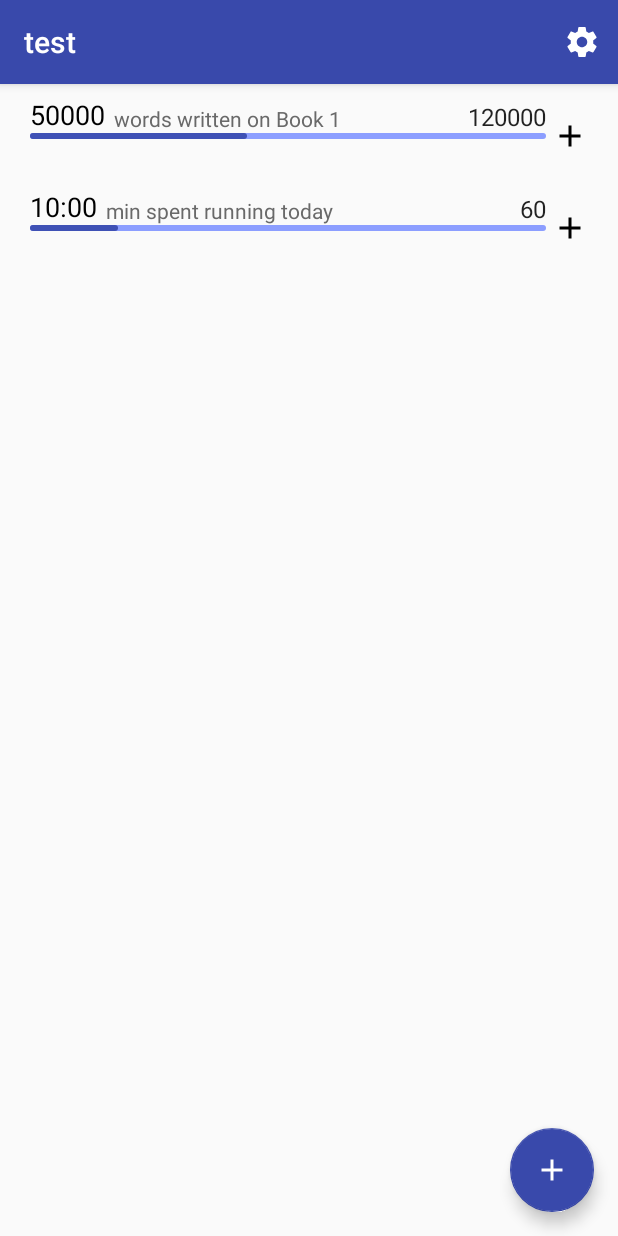
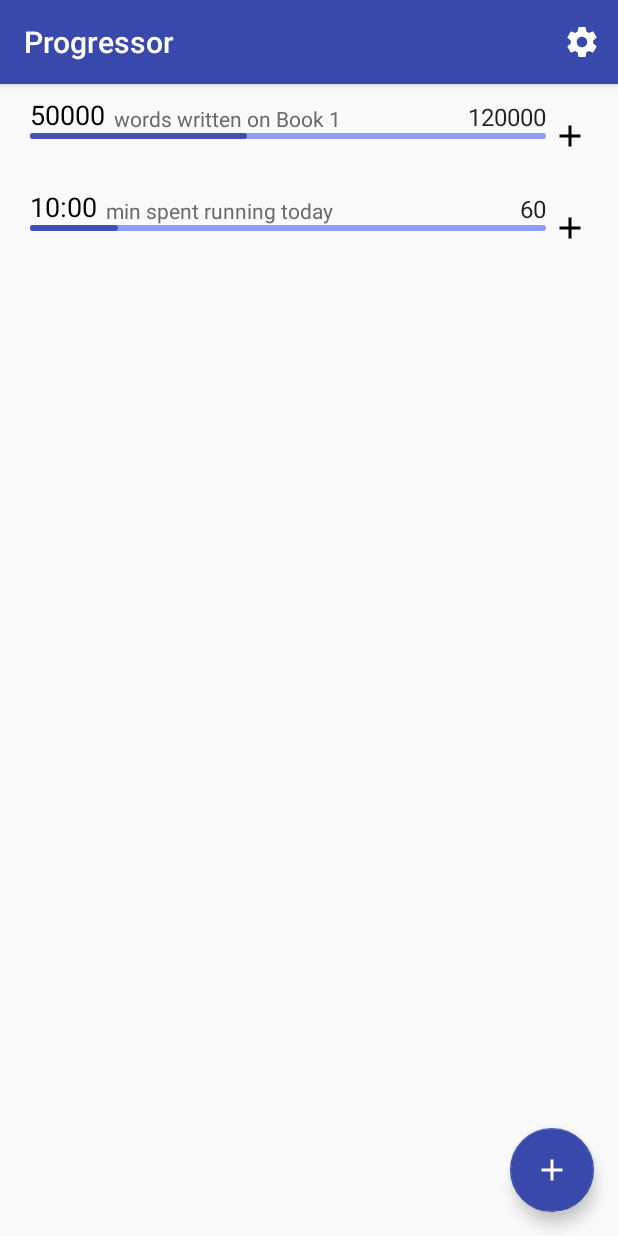
Before and after one commit to cengels/progressor-app, an Android app: the screen it shows after launch (MainActivity), on a phone screen of 412 x 824 dp. Run offline under Robolectric (Android 15) with nearby library versions, the phone set to English and light mode, and no system bars; our stand-ins replace Room's generated code, navigation-ui.

Commit message:
Reform ActionBarFragment to use constructor arguments rather than method call

```diff
--- a/app/src/main/kotlin/com/cengels/progressor/fragments/ActionBarFragment.kt
+++ b/app/src/main/kotlin/com/cengels/progressor/fragments/ActionBarFragment.kt
@@ -1,9 +1,7 @@
 package com.cengels.progressor.fragments
 
 import android.os.Bundle
-import android.view.Menu
-import android.view.MenuInflater
-import android.view.View
+import android.view.*
 import androidx.appcompat.widget.Toolbar
 import androidx.fragment.app.Fragment
 import com.cengels.progressor.R
@@ -11,7 +9,7 @@ import com.cengels.progressor.activities.MainActivity
 import com.cengels.progressor.extensions.includes
 import java.lang.Exception
 
-abstract class ActionBarFragment : Fragment() {
+abstract class ActionBarFragment(val title: String, val options: Int = SHOW_BACK_BUTTON) : Fragment() {
     val mainActivity: MainActivity
             get() = this.activity as MainActivity
 
@@ -23,7 +21,13 @@ abstract class ActionBarFragment : Fragment() {
         this.setHasOptionsMenu(true)
     }
 
-    fun setupActionBar(view: View? = this.view, options: Int = 0): Toolbar {
+    override fun onViewCreated(view: View, savedInstanceState: Bundle?) {
+        super.onViewCreated(view, savedInstanceState)
+
+        this.setupActionBar(view, this.options)
+    }
+
+    private fun setupActionBar(view: View? = this.view, options: Int = 0): Toolbar {
         if (view == null) {
             throw IllegalArgumentException("View is null.")
         }
@@ -37,6 +41,7 @@ abstract class ActionBarFragment : Fragment() {
 
             this.mainActivity.setSupportActionBar(it)
             this.mainActivity.supportActionBar!!.setDisplayHomeAsUpEnabled(options.includes(SHOW_BACK_BUTTON))
+            it.title = this.title
         }!!
     }
 
--- a/app/src/main/kotlin/com/cengels/progressor/fragments/AddProgressItemFragment.kt
+++ b/app/src/main/kotlin/com/cengels/progressor/fragments/AddProgressItemFragment.kt
@@ -9,7 +9,7 @@ import com.cengels.progressor.R
 import com.cengels.progressor.viewmodels.AddProgressItemViewModel
 
 
-class AddProgressItemFragment : ActionBarFragment() {
+class AddProgressItemFragment : ActionBarFragment("Add progress item") {
 
     companion object {
         fun newInstance(): AddProgressItemFragment = AddProgressItemFragment()
@@ -19,9 +19,7 @@ class AddProgressItemFragment : ActionBarFragment() {
 
     override fun onCreateView(inflater: LayoutInflater, container: ViewGroup?,
                               savedInstanceState: Bundle?): View? {
-        return inflater.inflate(R.layout.fragment_add_progress_item, container, false).also {
-            this.setupActionBar(it, SHOW_BACK_BUTTON)
-        }
+        return inflater.inflate(R.layout.fragment_add_progress_item, container, false)
     }
 
     override fun onActivityCreated(savedInstanceState: Bundle?) {
--- a/app/src/main/kotlin/com/cengels/progressor/fragments/ProgressListFragment.kt
+++ b/app/src/main/kotlin/com/cengels/progressor/fragments/ProgressListFragment.kt
@@ -16,7 +16,7 @@ import com.cengels.progressor.models.ProgressItem
 import com.cengels.progressor.viewmodels.ProgressListViewModel
 import com.google.android.material.floatingactionbutton.FloatingActionButton
 
-class ProgressListFragment : ActionBarFragment() {
+class ProgressListFragment : ActionBarFragment("Progressor", ActionBarFragment.SHOW_SETTINGS_BUTTON) {
     private var listener: OnListFragmentInteractionListener? = null
     private lateinit var viewModel: ProgressListViewModel
 
@@ -25,10 +25,6 @@ class ProgressListFragment : ActionBarFragment() {
         super.onCreateView(inflater, container, savedInstanceState)
 
         val view = inflater.inflate(layout.fragment_progress_list, container, false)
-
-        this.setupActionBar(view, SHOW_SETTINGS_BUTTON)
-
-        (this.activity as MainActivity).supportActionBar!!.title = "test"
 
         this.viewModel = ViewModelProviders.of(this).get(ProgressListViewModel::class.java)
 
--- a/app/src/main/kotlin/com/cengels/progressor/fragments/SettingsFragment.kt
+++ b/app/src/main/kotlin/com/cengels/progressor/fragments/SettingsFragment.kt
@@ -20,6 +20,7 @@ class SettingsFragment : PreferenceFragmentCompat() {
         (this.activity as MainActivity).setSupportActionBar(toolbar)
         this.setHasOptionsMenu(true)
         (this.activity as MainActivity).supportActionBar!!.setDisplayHomeAsUpEnabled(true)
+        toolbar.title = "Preferences"
 
         return preferences
     }
```
